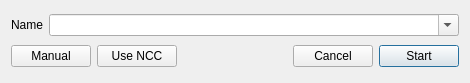
This is src/installer_fomod_csharp_predialog.ui in Holt59/modorganizer-installer_fomod_csharp as Qt 5 draws it before an edit. The edited form follows.
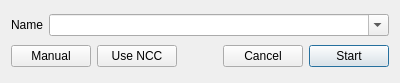
This is the edited form.

Commit message: Make the pre-dialog the same size as other dialogs.

Diff of the .ui file:
```diff
--- a/src/installer_fomod_csharp_predialog.ui
+++ b/src/installer_fomod_csharp_predialog.ui
@@ -6,7 +6,7 @@
    <rect>
     <x>0</x>
     <y>0</y>
-    <width>470</width>
+    <width>400</width>
     <height>83</height>
    </rect>
   </property>
```
